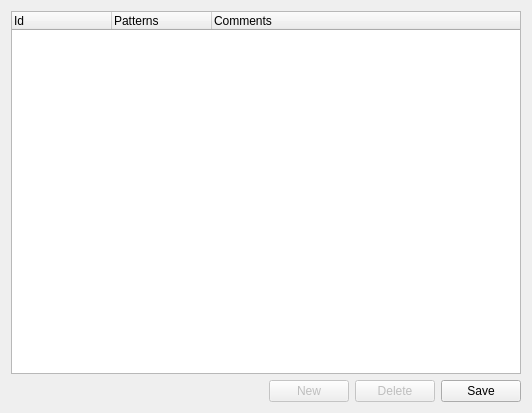
The window that v2/trunk/plugins/debugger/GNUDebugger2/src/ui/UIManageParsingFile.ui (testmana2/mks) describes before a commit, drawn with Qt 5.
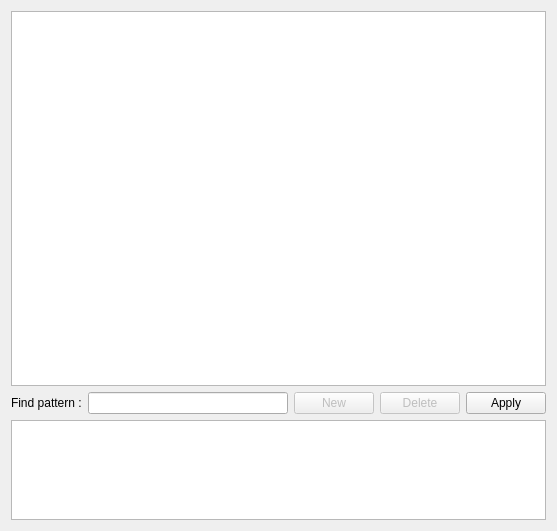
The same window after the commit.

The edit to the form file:
```diff
--- a/v2/trunk/plugins/debugger/GNUDebugger2/src/ui/UIManageParsingFile.ui
+++ b/v2/trunk/plugins/debugger/GNUDebugger2/src/ui/UIManageParsingFile.ui
@@ -5,50 +5,35 @@
    <rect>
     <x>0</x>
     <y>0</y>
-    <width>532</width>
-    <height>413</height>
+    <width>556</width>
+    <height>531</height>
    </rect>
   </property>
   <property name="windowTitle" >
    <string>Manage Parsing File</string>
   </property>
   <layout class="QGridLayout" name="gridLayout" >
-   <item row="0" column="0" colspan="4" >
-    <widget class="QTreeWidget" name="treeWidget" >
-     <property name="alternatingRowColors" >
-      <bool>true</bool>
-     </property>
-     <column>
-      <property name="text" >
-       <string>Id</string>
-      </property>
-     </column>
-     <column>
-      <property name="text" >
-       <string>Patterns</string>
-      </property>
-     </column>
-     <column>
-      <property name="text" >
-       <string>Comments</string>
-      </property>
-     </column>
-    </widget>
+   <item row="0" column="0" colspan="5" >
+    <widget class="QTreeView" name="treeView" />
    </item>
    <item row="1" column="0" >
-    <spacer name="horizontalSpacer" >
-     <property name="orientation" >
-      <enum>Qt::Horizontal</enum>
+    <widget class="QLabel" name="label" >
+     <property name="text" >
+      <string>Find pattern :</string>
      </property>
-     <property name="sizeHint" stdset="0" >
-      <size>
-       <width>262</width>
-       <height>20</height>
-      </size>
-     </property>
-    </spacer>
+    </widget>
    </item>
    <item row="1" column="1" >
+    <widget class="QLineEdit" name="lineEdit" >
+     <property name="minimumSize" >
+      <size>
+       <width>200</width>
+       <height>0</height>
+      </size>
+     </property>
+    </widget>
+   </item>
+   <item row="1" column="2" >
     <widget class="QPushButton" name="bNew" >
      <property name="enabled" >
       <bool>false</bool>
@@ -58,7 +43,7 @@
      </property>
     </widget>
    </item>
-   <item row="1" column="2" >
+   <item row="1" column="3" >
     <widget class="QPushButton" name="bDelete" >
      <property name="enabled" >
       <bool>false</bool>
@@ -68,10 +53,20 @@
      </property>
     </widget>
    </item>
-   <item row="1" column="3" >
+   <item row="1" column="4" >
     <widget class="QPushButton" name="bSave" >
      <property name="text" >
-      <string>Save</string>
+      <string>Apply</string>
+     </property>
+    </widget>
+   </item>
+   <item row="2" column="0" colspan="5" >
+    <widget class="QTextEdit" name="textEdit" >
+     <property name="maximumSize" >
+      <size>
+       <width>16777215</width>
+       <height>100</height>
+      </size>
      </property>
     </widget>
    </item>
```
